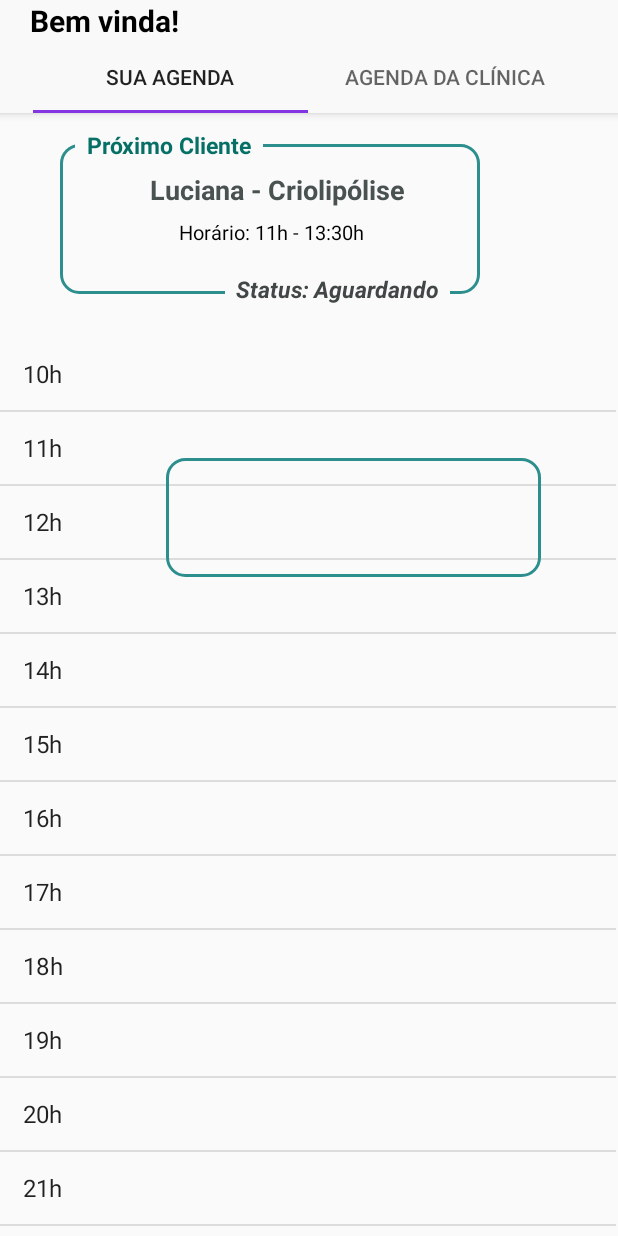
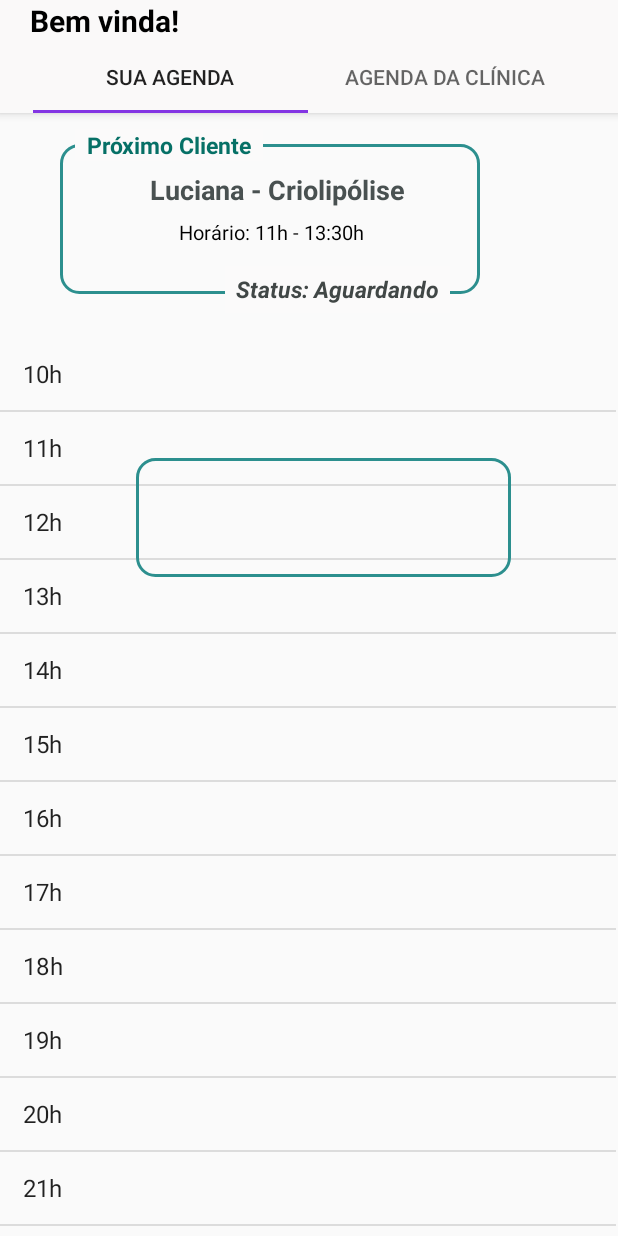
Before and after one commit to kiragb/Projeto_Clinica, an Android app: the SuaAgendaActivity screen opened directly, with no data from a screen before it, on a phone screen of 412 x 824 dp. Run offline under Robolectric (Android 15) with nearby library versions, the light colour scheme and no system bars.

```diff
--- a/app/src/main/res/layout/sua_agenda.xml
+++ b/app/src/main/res/layout/sua_agenda.xml
@@ -60,7 +60,7 @@
                 android:id="@+id/BotãoCard"
                 android:layout_width="250dp"
                 android:layout_height="79dp"
-                android:layout_marginLeft="-300dp"
+                android:layout_marginLeft="-320dp"
                 android:layout_marginTop="140dp"
                 android:background="@drawable/rotulo"
                 app:layout_constraintBottom_toBottomOf="parent"
```
